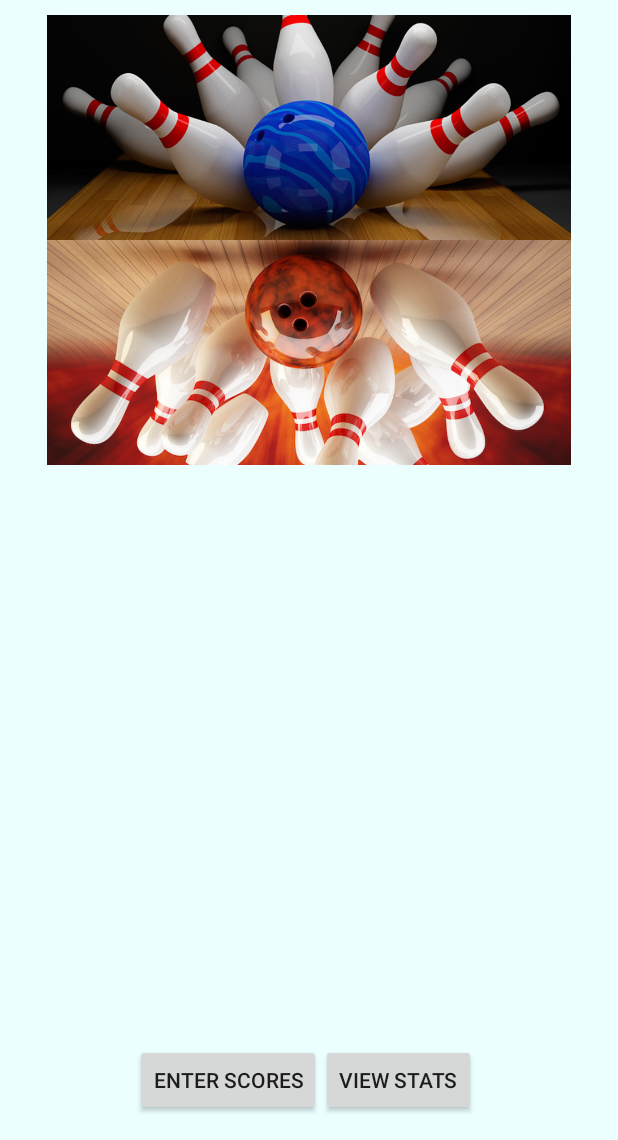
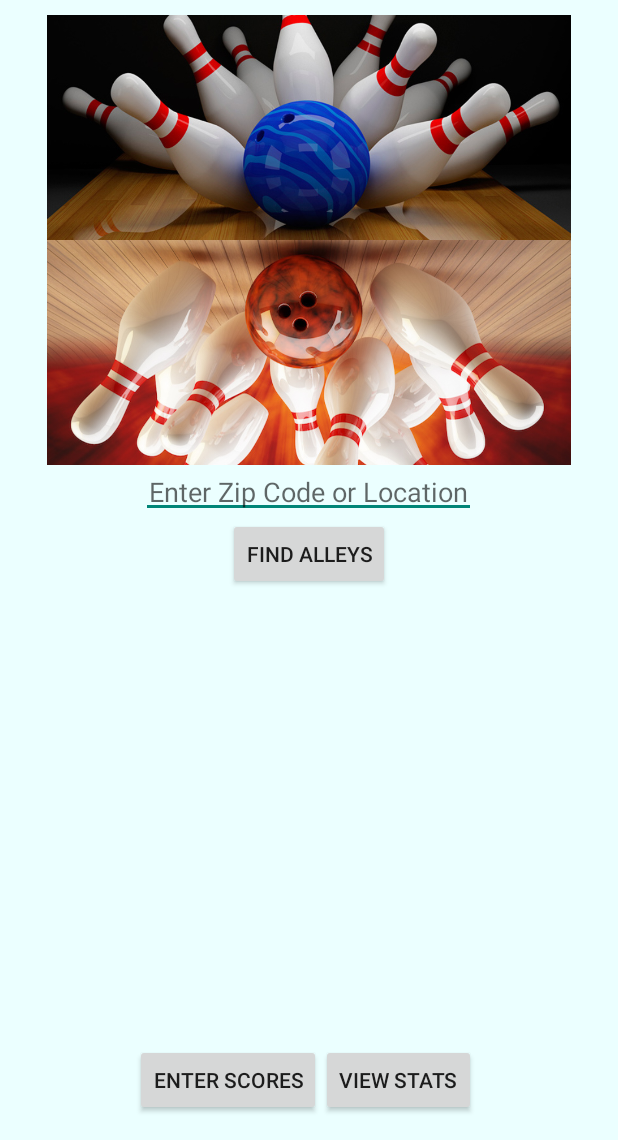
Before and after one commit to darenschaad/Android_Bowl-Oregon, an Android app: the screen it shows after launch (MainActivity), on a phone screen of 412 x 824 dp, the part 96-1236 px from its top. Run offline under Robolectric (Android 15) with nearby library versions, the phone set to English and light mode, and no system bars; our stand-ins replace ButterKnife.

Commit message:
added MapsActivity to hook up to google maps API in the future.  Takes an intent with a string location from the MainActivity

```diff
--- a/app/src/main/AndroidManifest.xml
+++ b/app/src/main/AndroidManifest.xml
@@ -11,8 +11,6 @@
         <activity
             android:name=".MainActivity"
             android:theme="@style/NoActionBarTheme">
-
-
             <intent-filter>
                 <action android:name="android.intent.action.MAIN" />
 
@@ -29,6 +27,7 @@
                 android:name="android.support.PARENT_ACTIVITY"
                 android:value="com.epicodus.bowloregon.MainActivity" />
         </activity>
+        <activity android:name=".MapsActivity"></activity>
     </application>
 
 </manifest>
--- a/app/src/main/java/com/epicodus/bowloregon/MainActivity.java
+++ b/app/src/main/java/com/epicodus/bowloregon/MainActivity.java
@@ -5,6 +5,7 @@ import android.support.v7.app.AppCompatActivity;
 import android.os.Bundle;
 import android.view.View;
 import android.widget.Button;
+import android.widget.EditText;
 
 import butterknife.Bind;
 import butterknife.ButterKnife;
@@ -13,6 +14,8 @@ public class MainActivity extends AppCompatActivity implements View.OnClickListe
     public static final String TAG = MainActivity.class.getSimpleName();
     @Bind(R.id.buttonScores) Button mButtonScores;
     @Bind(R.id.buttonStats) Button mButtonStats;
+    @Bind(R.id.buttonAlleys) Button mButtonAlleys;
+    @Bind(R.id.editTextBowlLocation) EditText mEditTextBowlLocation;
 
     @Override
     protected void onCreate(Bundle savedInstanceState) {
@@ -22,6 +25,7 @@ public class MainActivity extends AppCompatActivity implements View.OnClickListe
 
         mButtonScores.setOnClickListener(this);
         mButtonStats.setOnClickListener(this);
+        mButtonAlleys.setOnClickListener(this);
     }
 
     @Override
@@ -35,6 +39,11 @@ public class MainActivity extends AppCompatActivity implements View.OnClickListe
                 Intent intent1 = new Intent(MainActivity.this, ScoresActivity.class);
                 startActivity(intent1);
                 break;
+            case R.id.buttonAlleys:
+                String location = mEditTextBowlLocation.getText().toString();
+                Intent intent2 = new Intent(MainActivity.this, MapsActivity.class);
+                intent2.putExtra("location", location);
+                startActivity(intent2);
             default:
                 break;
         }
--- a/app/src/main/res/layout/activity_main.xml
+++ b/app/src/main/res/layout/activity_main.xml
@@ -62,4 +62,21 @@
         android:layout_toRightOf="@+id/buttonScores"
         android:layout_toEndOf="@+id/buttonScores" />
 
+    <EditText
+        android:layout_width="wrap_content"
+        android:layout_height="wrap_content"
+        android:id="@+id/editTextBowlLocation"
+        android:layout_below="@+id/imageView2"
+        android:layout_centerHorizontal="true"
+        android:hint="Enter Zip Code or Location"
+        android:padding="5dp"/>
+
+    <Button
+        android:layout_width="wrap_content"
+        android:layout_height="wrap_content"
+        android:text="Find Alleys"
+        android:id="@+id/buttonAlleys"
+        android:layout_centerHorizontal="true"
+        android:layout_below="@+id/editTextBowlLocation"/>
+
 </RelativeLayout>
```
Also changed, not shown: app/src/main/java/com/epicodus/bowloregon/MapsActivity.java (added, +24 -0 lines), app/src/main/java/com/epicodus/bowloregon/ScoresActivity.java (+9 -0 lines), app/src/main/java/com/epicodus/bowloregon/StatsActivity.java (+25 -0 lines), app/src/main/res/layout/activity_maps.xml (added, +18 -0 lines), app/src/main/res/layout/activity_stats.xml (+57 -0 lines).
